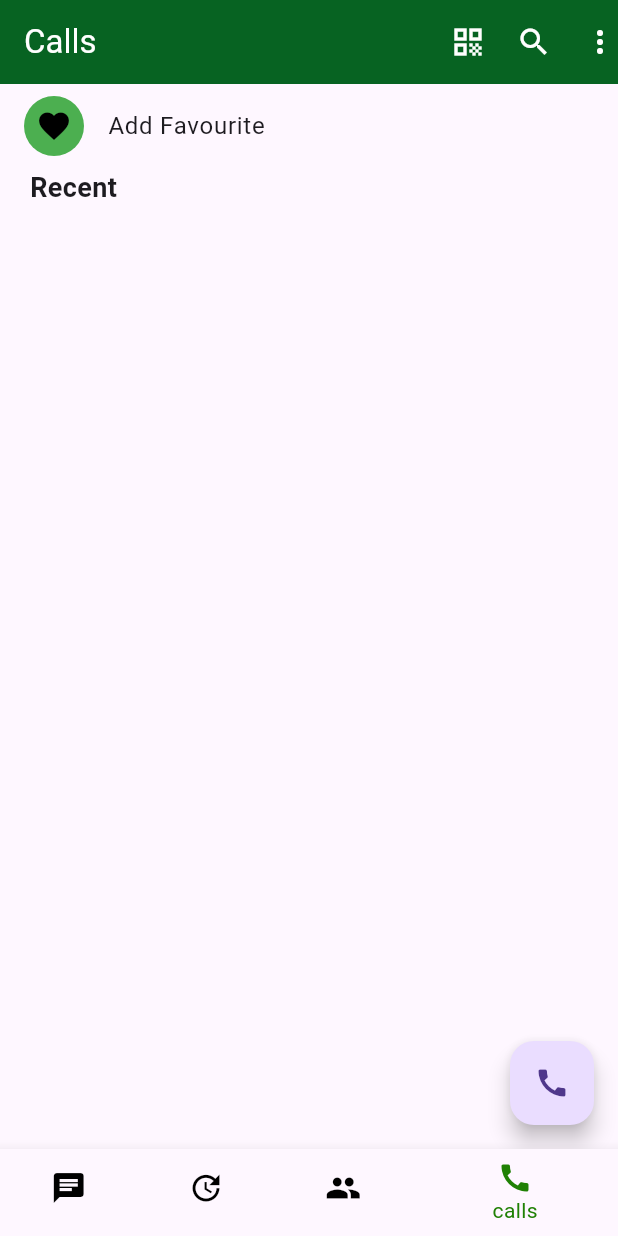
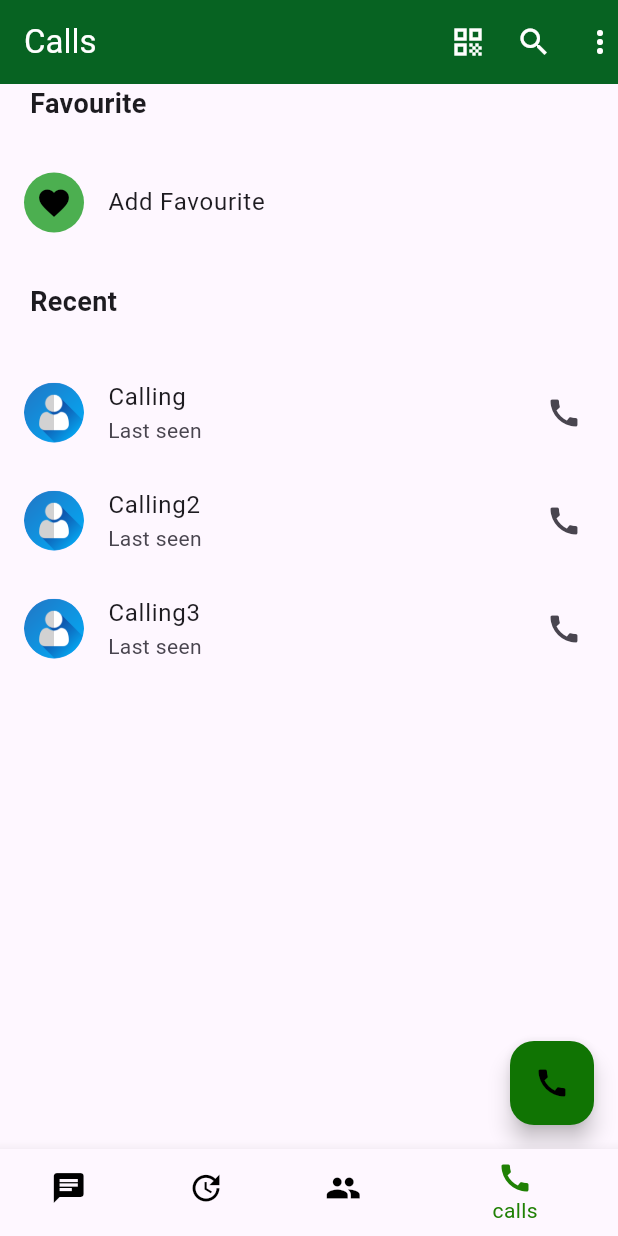
Before and after one commit to sreeved456/flutter_application_5, a Flutter app: the screen it shows after launch, item 4 of the bottom bar chosen, on a phone screen of 412 x 824 dp. Run offline on Flutter 3.47's test engine with Material 3 defaults, Android fonts, the phone set to English and light mode, and no system bars; our stand-ins replace lottie.

```diff
--- a/lib/calls.dart
+++ b/lib/calls.dart
@@ -19,9 +19,19 @@ class Calls extends StatelessWidget {
       floatingActionButton: FloatingActionButton(
         onPressed: () {},
         child: Icon(Icons.call),
+        backgroundColor: const Color.fromARGB(255, 16, 116, 3),
+        foregroundColor: const Color.fromARGB(255, 0, 0, 0),
       ),
       body: ListView(
         children: [
+          Padding(
+            padding: const EdgeInsets.only(left: 20),
+            child: Text(
+              "Favourite",
+              style: TextStyle(fontWeight: FontWeight.bold, fontSize: 18),
+            ),
+          ),
+          SizedBox(height: 25,),
           ListTile(
             title: Text("Add Favourite"),
 
@@ -30,6 +40,7 @@ class Calls extends StatelessWidget {
               child: Icon(Icons.favorite, color: Colors.black),
             ),
           ),
+          SizedBox(height: 25,),
           Padding(
             padding: const EdgeInsets.only(left: 20),
             child: Text(
@@ -37,6 +48,31 @@ class Calls extends StatelessWidget {
               style: TextStyle(fontWeight: FontWeight.bold, fontSize: 18),
             ),
           ),
+          SizedBox(height: 25,),
+          ListTile(
+            trailing: Icon(Icons.call),
+            title: Text("Calling"),
+            subtitle: Text("Last seen"),
+            leading: CircleAvatar(
+              backgroundImage: AssetImage("assets/3541871.png"),
+            ),
+          ),
+             ListTile(
+            trailing: Icon(Icons.call),
+            title: Text("Calling2"),
+            subtitle: Text("Last seen"),
+            leading: CircleAvatar(
+              backgroundImage: AssetImage("assets/3541871.png"),
+            ),
+          ),
+             ListTile(
+            trailing: Icon(Icons.call),
+            title: Text("Calling3"),
+            subtitle: Text("Last seen"),
+            leading: CircleAvatar(
+              backgroundImage: AssetImage("assets/3541871.png"),
+            ),
+          ),
         ],
       ),
     );
--- a/lib/chats.dart
+++ b/lib/chats.dart
@@ -8,7 +8,7 @@ class Chats extends StatelessWidget {
         backgroundColor: const Color.fromARGB(255, 7, 99, 34),
         foregroundColor: const Color.fromARGB(255, 255, 255, 255),
         title: Text("Whattsapp"),
-        actions: [Icon(Icons.qr_code), SizedBox(width: 20), Icon(Icons.camera),SizedBox(width: 20),Icon(Icons.more_vert)],
+        actions: [Icon(Icons.qr_code), SizedBox(width: 20), Icon(Icons.camera_alt_outlined),SizedBox(width: 20),Icon(Icons.more_vert)],
       ),
       floatingActionButton: FloatingActionButton(
         onPressed: () {},
```
